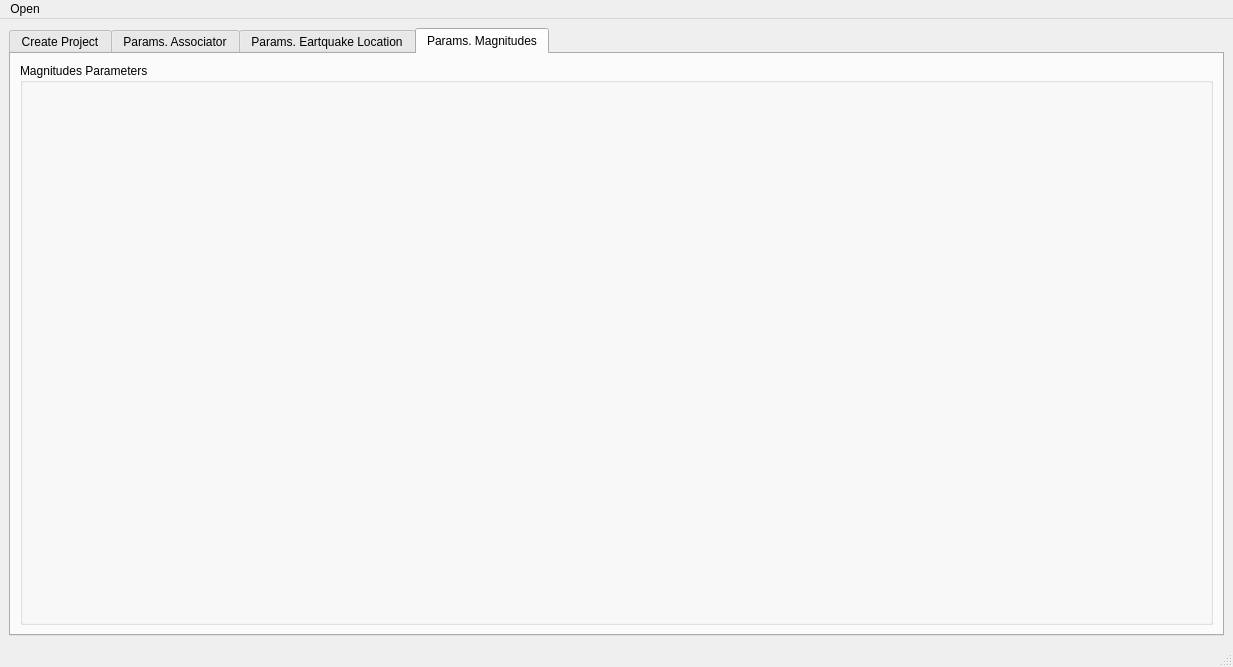
Before: the Qt Designer form loc_flow_isp/resources/designer_uis/loc_flow.ui in rcabdia/SurfQuake, drawn with Qt 5.
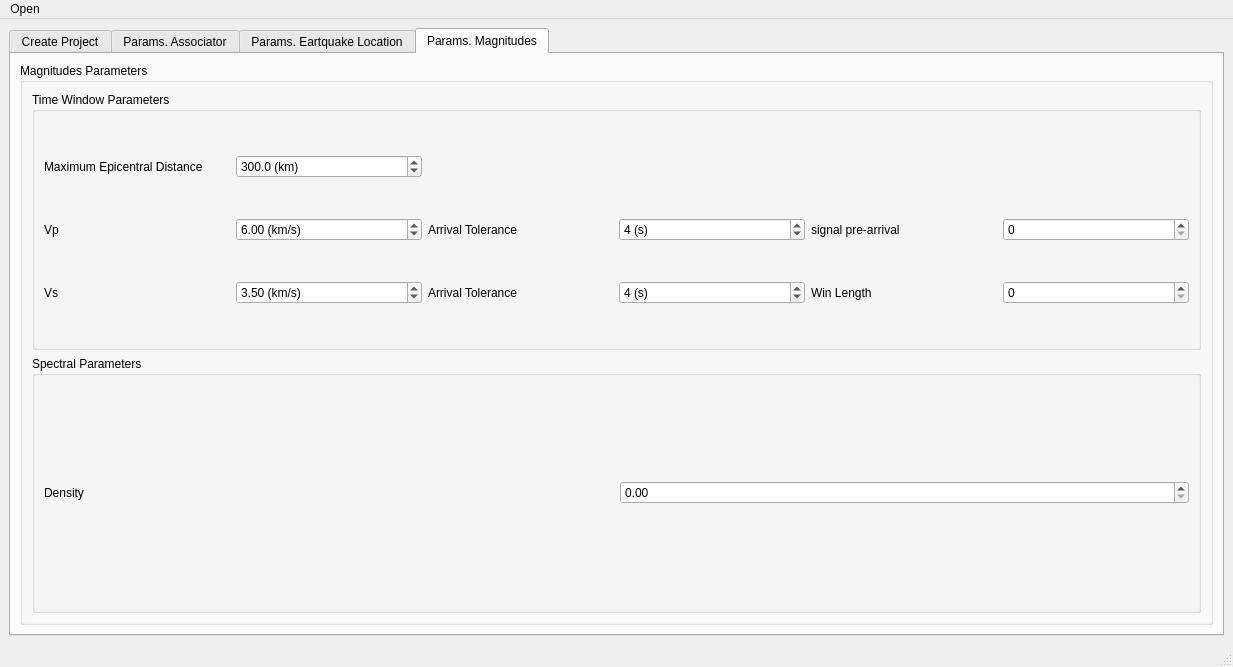
After: the same form once the commit is applied. The open tabs and pages were chosen to show the change.

Patch:
```diff
--- a/loc_flow_isp/resources/designer_uis/loc_flow.ui
+++ b/loc_flow_isp/resources/designer_uis/loc_flow.ui
@@ -1113,6 +1113,182 @@
           <property name="title">
            <string>Magnitudes Parameters</string>
           </property>
+          <layout class="QVBoxLayout" name="verticalLayout_7">
+           <item>
+            <layout class="QGridLayout" name="gridLayout_3">
+             <item row="0" column="0">
+              <widget class="QGroupBox" name="groupBox_12">
+               <property name="title">
+                <string>Time Window Parameters</string>
+               </property>
+               <layout class="QGridLayout" name="gridLayout_4">
+                <item row="1" column="1">
+                 <widget class="QDoubleSpinBox" name="mag_vpDB">
+                  <property name="toolTip">
+                   <string>P wave velocity (in km/s) for travel time calculation</string>
+                  </property>
+                  <property name="suffix">
+                   <string> (km/s)</string>
+                  </property>
+                  <property name="maximum">
+                   <double>10.000000000000000</double>
+                  </property>
+                  <property name="value">
+                   <double>6.000000000000000</double>
+                  </property>
+                 </widget>
+                </item>
+                <item row="1" column="3">
+                 <widget class="QSpinBox" name="mag_tol_vpSB">
+                  <property name="toolTip">
+                   <string>Arrival tolerances (in seconds) to accept a manual P pick</string>
+                  </property>
+                  <property name="suffix">
+                   <string> (s)</string>
+                  </property>
+                  <property name="maximum">
+                   <number>10</number>
+                  </property>
+                  <property name="value">
+                   <number>4</number>
+                  </property>
+                 </widget>
+                </item>
+                <item row="2" column="2">
+                 <widget class="QLabel" name="label_30">
+                  <property name="text">
+                   <string>Arrival Tolerance</string>
+                  </property>
+                 </widget>
+                </item>
+                <item row="2" column="3">
+                 <widget class="QSpinBox" name="mag_vs_tolSB">
+                  <property name="toolTip">
+                   <string>Arrival tolerances (in seconds) to accept a manual S pick</string>
+                  </property>
+                  <property name="suffix">
+                   <string> (s)</string>
+                  </property>
+                  <property name="value">
+                   <number>4</number>
+                  </property>
+                 </widget>
+                </item>
+                <item row="1" column="0">
+                 <widget class="QLabel" name="label_27">
+                  <property name="text">
+                   <string>Vp</string>
+                  </property>
+                 </widget>
+                </item>
+                <item row="1" column="4">
+                 <widget class="QLabel" name="label_31">
+                  <property name="text">
+                   <string>signal pre-arrival</string>
+                  </property>
+                 </widget>
+                </item>
+                <item row="2" column="1">
+                 <widget class="QDoubleSpinBox" name="doubleSpinBox">
+                  <property name="toolTip">
+                   <string>S wave velocity (in km/s) for travel time calculation</string>
+                  </property>
+                  <property name="suffix">
+                   <string> (km/s)</string>
+                  </property>
+                  <property name="maximum">
+                   <double>10.000000000000000</double>
+                  </property>
+                  <property name="value">
+                   <double>3.500000000000000</double>
+                  </property>
+                 </widget>
+                </item>
+                <item row="0" column="1">
+                 <widget class="QDoubleSpinBox" name="mag_max_distDB">
+                  <property name="prefix">
+                   <string/>
+                  </property>
+                  <property name="suffix">
+                   <string> (km)</string>
+                  </property>
+                  <property name="decimals">
+                   <number>1</number>
+                  </property>
+                  <property name="maximum">
+                   <double>5000.000000000000000</double>
+                  </property>
+                  <property name="singleStep">
+                   <double>2.000000000000000</double>
+                  </property>
+                  <property name="value">
+                   <double>300.000000000000000</double>
+                  </property>
+                 </widget>
+                </item>
+                <item row="2" column="0">
+                 <widget class="QLabel" name="label_28">
+                  <property name="text">
+                   <string>Vs</string>
+                  </property>
+                 </widget>
+                </item>
+                <item row="0" column="0">
+                 <widget class="QLabel" name="label_26">
+                  <property name="text">
+                   <string>Maximum Epicentral Distance</string>
+                  </property>
+                 </widget>
+                </item>
+                <item row="1" column="2">
+                 <widget class="QLabel" name="label_29">
+                  <property name="text">
+                   <string>Arrival Tolerance</string>
+                  </property>
+                 </widget>
+                </item>
+                <item row="1" column="5">
+                 <widget class="QSpinBox" name="spinBox"/>
+                </item>
+                <item row="2" column="4">
+                 <widget class="QLabel" name="label_32">
+                  <property name="text">
+                   <string>Win Length</string>
+                  </property>
+                 </widget>
+                </item>
+                <item row="2" column="5">
+                 <widget class="QSpinBox" name="spinBox_2"/>
+                </item>
+               </layout>
+              </widget>
+             </item>
+            </layout>
+           </item>
+           <item>
+            <layout class="QGridLayout" name="gridLayout_14">
+             <item row="0" column="0">
+              <widget class="QGroupBox" name="groupBox_13">
+               <property name="title">
+                <string>Spectral Parameters</string>
+               </property>
+               <layout class="QGridLayout" name="gridLayout_13">
+                <item row="0" column="0">
+                 <widget class="QLabel" name="label_33">
+                  <property name="text">
+                   <string>Density</string>
+                  </property>
+                 </widget>
+                </item>
+                <item row="0" column="1">
+                 <widget class="QDoubleSpinBox" name="doubleSpinBox_2"/>
+                </item>
+               </layout>
+              </widget>
+             </item>
+            </layout>
+           </item>
+          </layout>
          </widget>
         </item>
        </layout>
```
Left out of the diff: 2 changed lines with no effect on the pictures.
